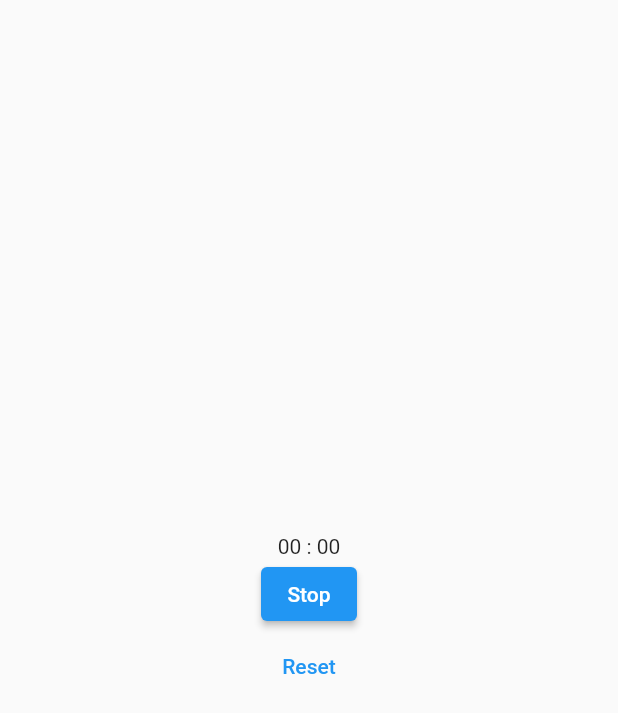
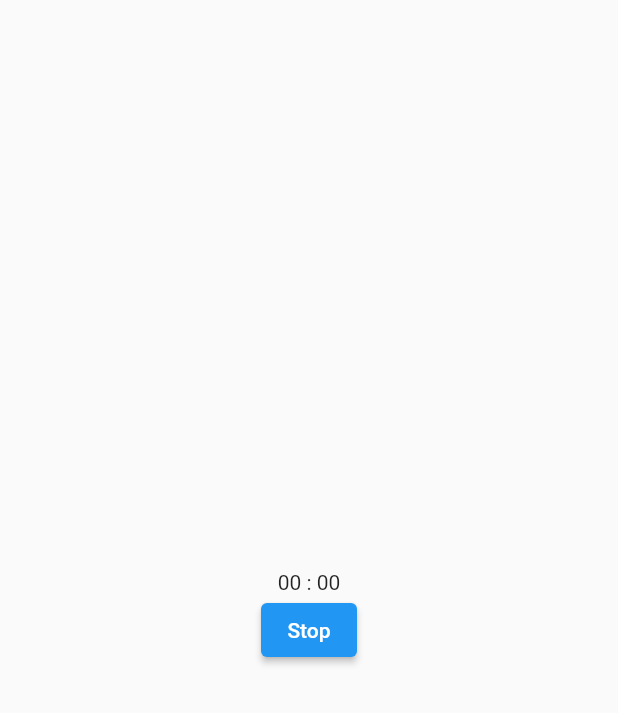
Before and after one commit to sagarkarki92/plank_me, a Flutter app: the TimerScreen screen opened directly, after a tap on "Let's Start", on a phone screen of 412 x 824 dp. Shown: the top 713 px of the screen. Run offline on Flutter 3.47's test engine with Material 2 defaults, Android fonts, the phone set to English and light mode, and no system bars; our stand-ins replace bloc, flutter_bloc, freezed_annotation, get_it, hive, hive_flutter; accounts and stored records are empty.

Commit message:
set navigation from ui, add dialog when plank time is stopped

```diff
--- a/lib/app.dart
+++ b/lib/app.dart
@@ -4,13 +4,13 @@ import 'package:plank_me/core/service_locator.dart';
 import 'package:plank_me/presentation/app/cubit/app_cubit.dart';
 import 'package:plank_me/presentation/screens.dart';
 
-import 'presentation/app/app_service/navigation_service.dart';
+import 'presentation/app/app_service/app_navigator.dart';
 
 class PlankMe extends StatelessWidget {
   @override
   Widget build(BuildContext context) {
     return MaterialApp(
-      navigatorKey: locator<NavigationService>().navigatorKey,
+      navigatorKey: locator<AppNavigator>().navigatorKey,
       debugShowCheckedModeBanner: false,
       title: 'Flutter Demo',
       theme: ThemeData(
--- a/lib/core/service_locator.dart
+++ b/lib/core/service_locator.dart
@@ -1,12 +1,12 @@
 import 'package:get_it/get_it.dart';
 import 'package:plank_me/data/services/user_service.dart';
-import 'package:plank_me/presentation/app/app_service/navigation_service.dart';
+import 'package:plank_me/presentation/app/app_service/app_navigator.dart';
 import 'package:plank_me/repositories/user_repository.dart';
 
 var locator = GetIt.instance;
 
 Future<void> locatorInit() async {
-  locator.registerSingleton<NavigationService>(NavigationService());
+  locator.registerSingleton<AppNavigator>(AppNavigator());
 
   locator.registerLazySingleton<UserRepository>(() => UserService());
   await locator.allReady();
--- a/lib/presentation/app/app_service/navigation_service.dart
+++ b/lib/presentation/app/app_service/app_navigator.dart
@@ -1,6 +1,6 @@
 import 'package:flutter/material.dart';
 
-class NavigationService {
+class AppNavigator {
   final _navigatorKey = GlobalKey<NavigatorState>();
 
   GlobalKey<NavigatorState> get navigatorKey => _navigatorKey;
--- a/lib/presentation/app/app_service/base_cubit.dart
+++ b/lib/presentation/app/app_service/base_cubit.dart
@@ -1,9 +1,9 @@
 import 'package:flutter_bloc/flutter_bloc.dart';
 import 'package:plank_me/core/service_locator.dart';
 
-import 'navigation_service.dart';
+import 'app_navigator.dart';
 
 class BaseCubit<T> extends Cubit<T> {
-  final navigator = locator<NavigationService>().navigatorKey;
+  final navigator = locator<AppNavigator>().navigatorKey;
   BaseCubit(T initialState) : super(initialState);
 }
--- a/lib/presentation/on_boarding/cubits/setupuser_cubit/setupuser_cubit.dart
+++ b/lib/presentation/on_boarding/cubits/setupuser_cubit/setupuser_cubit.dart
@@ -37,7 +37,6 @@ class SetupuserCubit extends BaseCubit<SetupuserState> {
     userRepository.setUserDetails(User(
         name: username,
         gender: _userType == UserType.male ? 'male' : 'female'));
-    navigator.currentState!
-        .pushReplacement(MaterialPageRoute(builder: (_) => TimerScreen()));
+    emit(const Success());
   }
 }
--- a/lib/presentation/on_boarding/cubits/username_cubit/usernamefield_cubit.dart
+++ b/lib/presentation/on_boarding/cubits/username_cubit/usernamefield_cubit.dart
@@ -16,7 +16,7 @@ class UsernamefieldCubit extends Cubit<UsernamefieldState> {
       emit(const Invalid('Character must be greater than 4'));
     } else {
       emit(const UserChecking());
-      Future.delayed(const Duration(seconds: 2), () async {
+      Future.delayed(const Duration(seconds: 1), () async {
         await setupuserCubit!.isUserAvailable(username)
             ? emit(const UserAvailable('Username is available!'))
             : emit(const UserExist('Username not available!'));
--- a/lib/presentation/on_boarding/ui/widgets/user_info.dart
+++ b/lib/presentation/on_boarding/ui/widgets/user_info.dart
@@ -13,13 +13,16 @@ class UserInfo extends StatelessWidget {
     return BlocProvider(
       create: (context) =>
           UsernamefieldCubit(setupuserCubit: context.read<SetupuserCubit>()),
+      child: Center(
         child: Column(
+          mainAxisSize: MainAxisSize.min,
           children: [
             UsernameField(),
             GenderSelection(),
             Submit(),
           ],
         ),
+      ),
     );
   }
 }
--- a/lib/presentation/timer/cubit/timer_cubit.dart
+++ b/lib/presentation/timer/cubit/timer_cubit.dart
@@ -9,36 +9,35 @@ part 'timer_cubit.freezed.dart';
 class TimerCubit extends BaseCubit<TimerState> {
   late Timer timer;
   late Stopwatch stopwatch;
-  String plankTime = '00:00';
+
+  String completedAt = '0 Minutes 0 seconds';
 
   TimerCubit() : super(const TimerState.initial('00:00'));
 
   void startPlankWatch() {
     stopwatch = Stopwatch()..start();
     timer = Timer.periodic(Duration(seconds: 1), (_) {
-      plankTime = _getPlankTime(stopwatch.elapsed);
-      emit(Running(plankTime));
+      emit(Running(_getPlankTime));
     });
   }
 
   void stopPlankWatch() {
     stopwatch.stop();
     timer.cancel();
-    emit(Stop(plankTime));
+    completedAt = '$_getMinutes Minutes and $_getSeconds Seconds';
+    emit(Stop(_getPlankTime, completedAt));
   }
 
   void resetPlankWatch() {
-    plankTime = '00 : 00';
     stopwatch.stop();
     timer.cancel();
-    emit(Initial(plankTime));
+    emit(const Initial('00 : 00'));
   }
 
-  String _getPlankTime(Duration stopwatchValue) {
-    final String minutes =
-        stopwatchValue.inMinutes.floor().toString().padLeft(2, '0');
-    final String seconds =
-        (stopwatchValue.inSeconds % 60).floor().toString().padLeft(2, '0');
-    return '$minutes : $seconds';
-  }
+  String get _getPlankTime => '$_getMinutes : $_getSeconds';
+
+  String get _getMinutes =>
+      stopwatch.elapsed.inMinutes.floor().toString().padLeft(2, '0');
+  String get _getSeconds =>
+      (stopwatch.elapsed.inSeconds % 60).floor().toString().padLeft(2, '0');
 }
--- a/lib/presentation/timer/cubit/timer_state.dart
+++ b/lib/presentation/timer/cubit/timer_state.dart
@@ -4,5 +4,5 @@ part of 'timer_cubit.dart';
 abstract class TimerState with _$TimerState {
   const factory TimerState.initial(String timerValue) = Initial;
   const factory TimerState.running(String timerValue) = Running;
-  const factory TimerState.stop(String timerValue) = Stop;
+  const factory TimerState.stop(String timerValue,String completedTime) = Stop;
 }
--- a/lib/presentation/timer/ui/timer_screen.dart
+++ b/lib/presentation/timer/ui/timer_screen.dart
@@ -36,7 +36,6 @@ class _TimerScreenState extends State<TimerScreen> {
             children: [
               PlankTimer(),
               Button(),
-              ResetButton(),
             ],
           ),
         ),
--- a/lib/presentation/timer/ui/widgets/plank_timer.dart
+++ b/lib/presentation/timer/ui/widgets/plank_timer.dart
@@ -5,13 +5,41 @@ import 'package:plank_me/presentation/timer/cubit/timer_cubit.dart';
 class PlankTimer extends StatelessWidget {
   @override
   Widget build(BuildContext context) {
-    return BlocBuilder<TimerCubit, TimerState>(
-      builder: (context, state) => state.when(
-        initial: (String value) => _buildTimerText(value),
-        running: (String value) => _buildTimerText(value),
-        stop: (String value) => _buildTimerText(value),
-      ),
-    );
+    return BlocListener(
+        bloc: BlocProvider.of<TimerCubit>(context),
+        listener: (context, state) {
+          if (state is Stop) {
+            showDialog(
+              context: context,
+              builder: (_) => Dialog(
+                child: Column(
+                  mainAxisSize: MainAxisSize.min,
+                  children: [
+                    Text('You did ${state.completedTime}'),
+                    ElevatedButton(
+                      child: const Text('Done for today'),
+                      onPressed: () {},
+                    ),
+                    TextButton(
+                      onPressed: () {
+                        context.read<TimerCubit>().resetPlankWatch();
+                        Navigator.of(context).pop();
+                      },
+                      child: const Text('Reset'),
+                    )
+                  ],
+                )
+              ),
+            );
+          }
+        },
+        child: BlocBuilder<TimerCubit, TimerState>(
+          builder: (context, state) => state.when(
+            initial: (String value) => _buildTimerText(value),
+            running: (String value) => _buildTimerText(value),
+            stop: (String value, _) => _buildTimerText(value),
+          ),
+        ));
   }
 
   Widget _buildTimerText(String value) {
```
Also changed, not shown: lib/presentation/on_boarding/ui/widgets/submit.dart (+24 -7 lines), lib/presentation/timer/cubit/timer_cubit.freezed.dart. Lines whose indentation alone changed are shown as unchanged.
